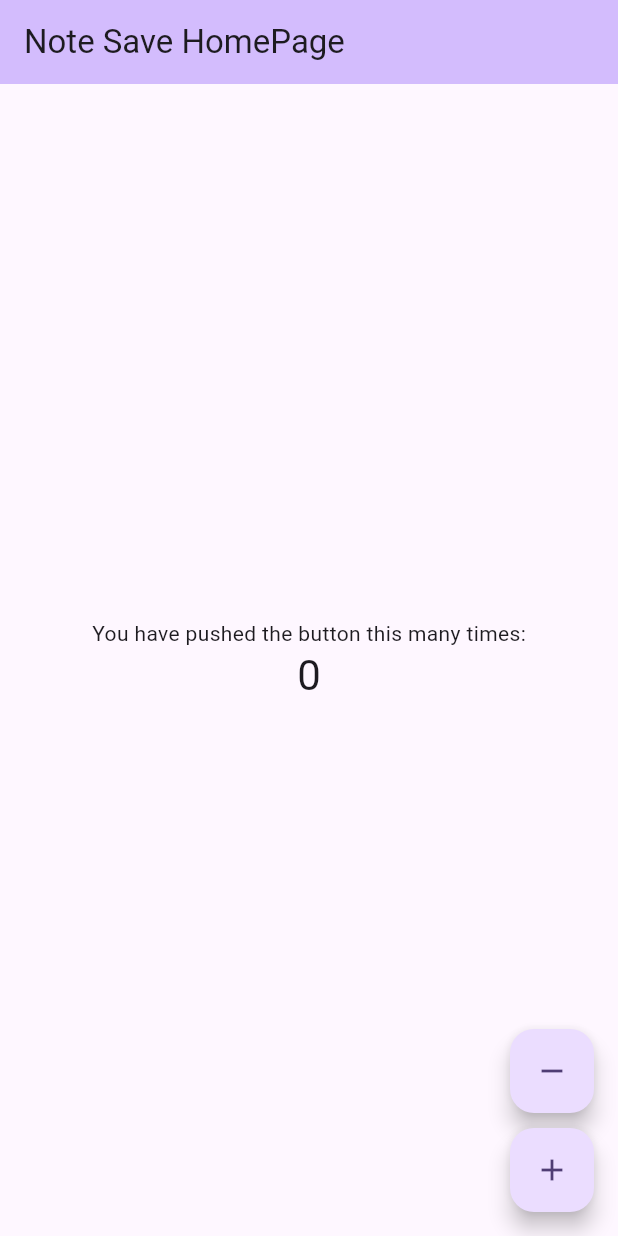
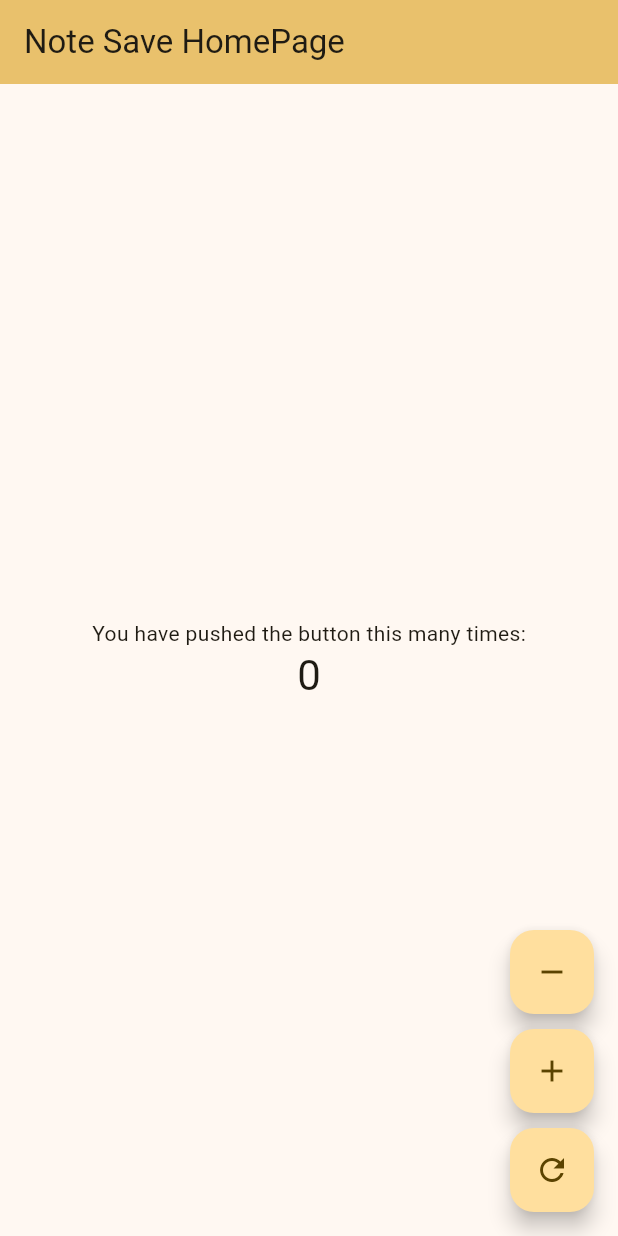
Before and after one commit to Dyadee/notesave, a Flutter app: the screen it shows after launch, on a phone screen of 412 x 824 dp. Run offline on Flutter 3.47's test engine with Material 3 defaults, Android fonts, the phone set to English and light mode, and no system bars; our stand-ins replace freezed_annotation; network calls fail.

```diff
--- a/lib/homepage.dart
+++ b/lib/homepage.dart
@@ -34,6 +34,14 @@ class _HomePageState extends State<HomePage> {
     print('delete response: ${response.responseData}');
   }
 
+  void updateNote() async {
+    Note note = const Note(
+        title: 'Updated Note', description: 'Updated Description', id: 3);
+    final noteService = NotesService();
+    final response = await noteService.patchNote(note);
+    print('update response: ${response.responseData}');
+  }
+
   @override
   void initState() {
     super.initState();
@@ -68,7 +76,7 @@ class _HomePageState extends State<HomePage> {
             onPressed: () {
               deleteNote(2);
             },
-            tooltip: 'Decrement',
+            tooltip: 'Delete Note',
             child: const Icon(Icons.remove),
           ),
           const SizedBox(
@@ -76,8 +84,16 @@ class _HomePageState extends State<HomePage> {
           ),
           FloatingActionButton(
             onPressed: addNote,
-            tooltip: 'Increment',
+            tooltip: 'Add Note',
             child: const Icon(Icons.add),
+          ),
+          const SizedBox(
+            height: 10,
+          ),
+          FloatingActionButton(
+            onPressed: updateNote,
+            tooltip: 'Update Note',
+            child: const Icon(Icons.refresh),
           ),
         ],
       ),
--- a/lib/main.dart
+++ b/lib/main.dart
@@ -12,7 +12,7 @@ class MyApp extends StatelessWidget {
     return MaterialApp(
       title: 'Note Save',
       theme: ThemeData(
-        colorScheme: ColorScheme.fromSeed(seedColor: Colors.deepPurple),
+        colorScheme: ColorScheme.fromSeed(seedColor: Colors.amber),
         useMaterial3: true,
       ),
       home: const HomePage(title: 'Note Save HomePage'),
```
Also changed, not shown: lib/service/notes_service.dart (+29 -0 lines).
